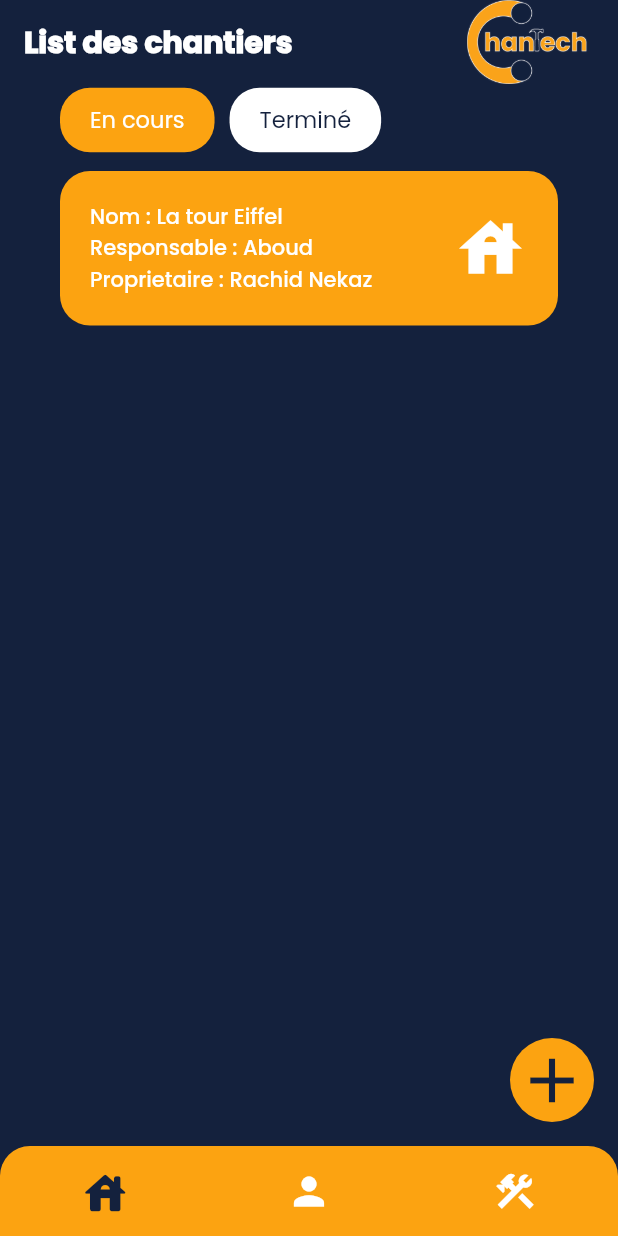
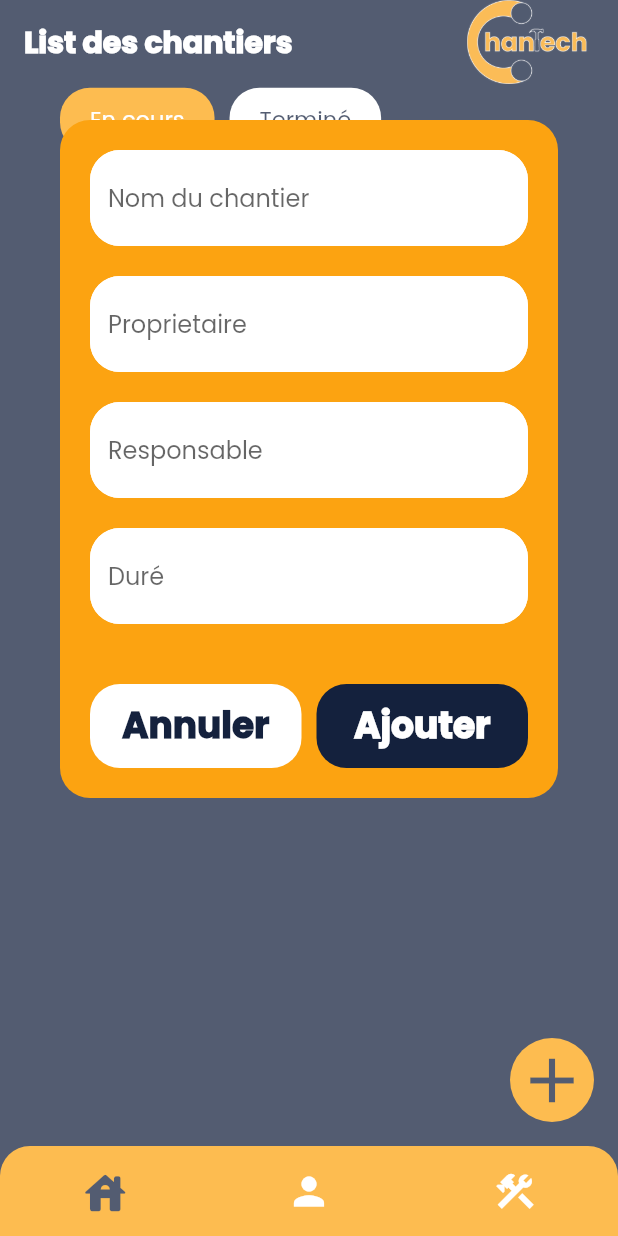
Before and after one commit to chechna9/Chantech-flutterApp, a Flutter app: the screen it shows after launch, after a tap on the "add" icon, on a phone screen of 412 x 824 dp. Run offline on Flutter 3.47's test engine with Material 2 defaults, Android fonts, the phone set to English and light mode, and no system bars.

Commit message:
added ajouter chantier & fix form responsivity

```diff
--- a/lib/components/add_chantier.dart
+++ b/lib/components/add_chantier.dart
@@ -1,12 +1,114 @@
-// import 'package:flutter/material.dart';
+import 'package:chantech/components/chantier_card.dart';
+import 'package:chantech/consts.dart';
+import 'package:flutter/material.dart';
 
-// class AddChantier extends StatelessWidget {
-//   const AddChantier({ Key? key }) : super(key: key);
+class AddChantier extends StatelessWidget {
+  List<ChantierCard> listChantiers;
+  AddChantier({Key? key, required this.listChantiers}) : super(key: key);
 
-//   @override
-//   Widget build(BuildContext context) {
-//     return Container(
-//       child: ,
-//     );
-//   }
-// }
+  @override
+  Widget build(BuildContext context) {
+    final _formkey = GlobalKey<FormState>();
+    String nom = "";
+    String prop = "";
+    String respo = "";
+    String dure = "";
+    return Scaffold(
+      backgroundColor: const Color(0x44ffffff),
+      body: Padding(
+        padding: const EdgeInsets.fromLTRB(40, 80, 40, 0),
+        child: Container(
+          decoration: const BoxDecoration(
+              color: myYellow,
+              shape: BoxShape.rectangle,
+              borderRadius: BorderRadius.all(Radius.circular(20))),
+          padding: const EdgeInsets.all(20),
+          child: SingleChildScrollView(
+            child: Form(
+                key: _formkey,
+                child: Column(
+                  crossAxisAlignment: CrossAxisAlignment.start,
+                  children: [
+                    //nom du chantier
+                    TextFormField(
+                      decoration: myTFFDecoration('Nom du chantier'),
+                      onChanged: (value) => nom = value,
+                      validator: (val) =>
+                          val!.isEmpty ? 'Remplir ce champ' : null,
+                    ),
+                    const SizedBox(height: 20),
+                    //proprietaire
+                    TextFormField(
+                      decoration: myTFFDecoration('Proprietaire'),
+                      onChanged: (value) => prop = value,
+                      validator: (val) =>
+                          val!.isEmpty ? 'Remplir ce champ' : null,
+                    ),
+                    const SizedBox(height: 20),
+                    //responsable
+                    TextFormField(
+                      decoration: myTFFDecoration('Responsable'),
+                      onChanged: (value) => respo = value,
+                      validator: (val) =>
+                          val!.isEmpty ? 'Remplir ce champ' : null,
+                    ),
+                    const SizedBox(height: 20),
+                    //duree
+                    TextFormField(
+                      decoration: myTFFDecoration('Duré'),
+                      onChanged: (value) => dure = value,
+                      validator: (val) =>
+                          val!.isEmpty ? 'Remplir ce champ' : null,
+                    ),
+
+                    const SizedBox(height: 40),
+
+                    Row(
+                      children: [
+                        Expanded(
+                          child: TextButton(
+                            style: myBottomStyle(Colors.white),
+                            onPressed: () {
+                              Navigator.pop(context);
+                            },
+                            child: const Text(
+                              'Annuler',
+                              style: TextStyle(
+                                  color: myBlue,
+                                  fontWeight: FontWeight.w900,
+                                  fontSize: 24),
+                            ),
+                          ),
+                        ),
+                        const SizedBox(width: 10),
+                        Expanded(
+                          child: TextButton(
+                            style: myBottomStyle(myBlue),
+                            onPressed: () {
+                              if (_formkey.currentState!.validate()) {
+                                listChantiers.add(
+                                  ChantierCard(
+                                      nom: nom, respo: respo, prop: prop),
+                                );
+                                Navigator.pop(context);
+                              }
+                            },
+                            child: const Text(
+                              'Ajouter',
+                              style: TextStyle(
+                                  color: Colors.white,
+                                  fontWeight: FontWeight.w900,
+                                  fontSize: 24),
+                            ),
+                          ),
+                        ),
+                      ],
+                    ),
+                  ],
+                )),
+          ),
+        ),
+      ),
+    );
+  }
+}
--- a/lib/screens/all_chantiers.dart
+++ b/lib/screens/all_chantiers.dart
@@ -12,6 +12,18 @@ class AllChantiers extends StatefulWidget {
 }
 
 class _AllChantiersState extends State<AllChantiers> {
+  void addChantier() {
+    showDialog(
+      barrierColor: Colors.transparent,
+      context: context,
+      builder: (context) {
+        return AddChantier(
+          listChantiers: widget.listChantiers,
+        );
+      },
+    );
+  }
+
   bool? enCours;
   @override
   void initState() {
@@ -47,7 +59,9 @@ class _AllChantiersState extends State<AllChantiers> {
           size: 50,
           color: myBlue,
         ),
-        onPressed: () {},
+        onPressed: () {
+          addChantier();
+        },
       ),
       backgroundColor: myBlue,
       body: Container(
--- a/lib/screens/all_equipements.dart
+++ b/lib/screens/all_equipements.dart
@@ -27,7 +27,7 @@ class _AllEquipementsState extends State<AllEquipements> {
         automaticallyImplyLeading: false,
         backgroundColor: myBlue,
         title: Text(
-          'List des ouvriers',
+          'List des equipements',
           style: const TextStyle(
             fontWeight: FontWeight.w900,
             fontSize: 20,
--- a/lib/screens/all_ouvriers.dart
+++ b/lib/screens/all_ouvriers.dart
@@ -27,7 +27,7 @@ class _AllOuvriersState extends State<AllOuvriers> {
         automaticallyImplyLeading: false,
         backgroundColor: myBlue,
         title: Text(
-          'List des equipements',
+          'List des ouvrier',
           style: const TextStyle(
             fontWeight: FontWeight.w900,
             fontSize: 20,
--- a/lib/screens/login.dart
+++ b/lib/screens/login.dart
@@ -7,8 +7,8 @@ class Login extends StatelessWidget {
 
   @override
   Widget build(BuildContext context) {
-    return Material(
-      child: Container(
+    return Scaffold(
+      body: Container(
         padding: const EdgeInsets.symmetric(horizontal: 40),
         color: myBlue,
         child: Column(
@@ -21,7 +21,11 @@ class Login extends StatelessWidget {
               fit: BoxFit.scaleDown,
             ),
             const SizedBox(height: 30),
-            const LoginCard(),
+            const Expanded(
+              child: SingleChildScrollView(
+                child: LoginCard(),
+              ),
+            ),
           ],
         ),
       ),
--- a/lib/screens/register.dart
+++ b/lib/screens/register.dart
@@ -26,8 +26,8 @@ class _RegisterState extends State<Register> {
 
   @override
   Widget build(BuildContext context) {
-    return Material(
-      child: Container(
+    return Scaffold(
+      body: Container(
         padding: const EdgeInsets.symmetric(horizontal: 40),
         color: myBlue,
         child: Column(
```
Also changed, not shown: 1 other file.
